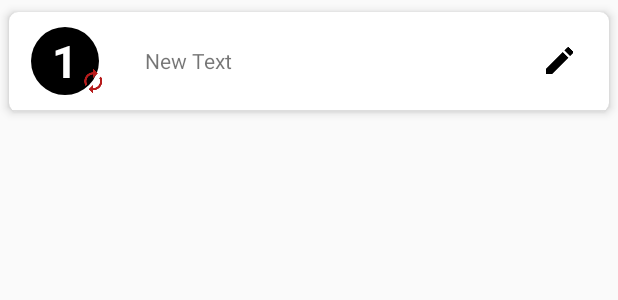
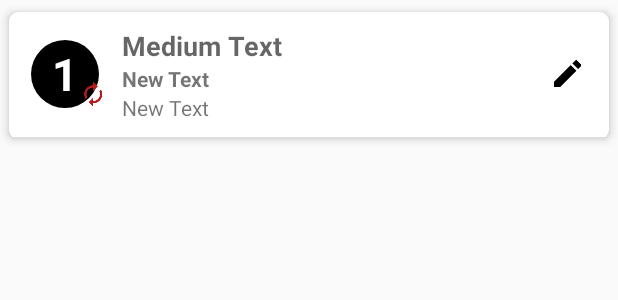
Before and after one commit to andresjose1983/osm, an Android app: the layout item_order.xml on its own in the app's theme, with its tools: preview values and no code run, on a phone screen of 412 x 824 dp. Shown: the top 300 px of the screen. Run offline under Robolectric (Android 15) with nearby library versions, the phone set to English and light mode, and no system bars.

```diff
--- a/app/src/main/java/com/osm/soft/sf/MainActivity.java
+++ b/app/src/main/java/com/osm/soft/sf/MainActivity.java
@@ -131,6 +131,9 @@ public class MainActivity extends DefaultActivity
             case R.id.nav_settings:
                 SettingsActivity.show(this);
                 break;
+            case R.id.nav_order:
+                OrdersActivity.show(this);
+                break;
         }
 
         mDrawer.closeDrawer(GravityCompat.START);
--- a/app/src/main/java/com/osm/soft/sf/ProductsActivity.java
+++ b/app/src/main/java/com/osm/soft/sf/ProductsActivity.java
@@ -94,9 +94,6 @@ public class ProductsActivity extends DefaultActivity implements SearchView.OnQu
                             getResources().getDisplayMetrics().densityDpi);
                 break;
             case android.R.id.home:
-                if(mOrder != null){
-
-                }
                 finish();
                 break;
         }
--- a/app/src/main/res/layout/item_order.xml
+++ b/app/src/main/res/layout/item_order.xml
@@ -15,49 +15,48 @@
     <LinearLayout
         android:layout_width="match_parent"
         android:layout_height="wrap_content"
-        android:orientation="vertical"
-        android:gravity="center">
+        android:gravity="center"
+        android:orientation="vertical">
 
         <LinearLayout
-            android:orientation="horizontal"
             android:layout_width="match_parent"
             android:layout_height="match_parent"
-            android:gravity="center">
+            android:gravity="center"
+            android:orientation="horizontal">
 
             <FrameLayout
+                android:id="@+id/v_shape"
                 android:layout_width="55dp"
                 android:layout_height="45dp"
-                android:id="@+id/v_shape"
-                android:layout_marginRight="@dimen/smaller"
                 android:layout_marginLeft="@dimen/smaller">
 
                 <ImageView
+                    android:id="@+id/iv_color"
                     android:layout_width="45dp"
                     android:layout_height="45dp"
-                    android:id="@+id/iv_color"
-                    android:background="@drawable/circle"
-                    android:layout_gravity="center" />
+                    android:layout_gravity="center"
+                    android:background="@drawable/circle" />
 
                 <ImageView
+                    android:id="@+id/iv_sync"
                     android:layout_width="wrap_content"
                     android:layout_height="wrap_content"
+                    android:layout_gravity="right|bottom"
                     android:src="@mipmap/ic_autorenew"
-                    android:tint="@color/red"
-                    android:id="@+id/iv_sync"
-                    android:layout_gravity="right|bottom" />
+                    android:tint="@color/red" />
 
                 <TextView
                     android:id="@+id/tv_number"
                     android:layout_width="match_parent"
                     android:layout_height="wrap_content"
+                    android:layout_gravity="center"
+                    android:gravity="center"
                     android:singleLine="true"
                     android:text="1"
+                    android:textAppearance="?android:attr/textAppearanceMedium"
+                    android:textColor="@color/white"
                     android:textSize="@dimen/letter"
-                    android:gravity="center"
-                    android:textColor="@color/white"
-                    android:textAppearance="?android:attr/textAppearanceMedium"
-                    android:textStyle="bold"
-                    android:layout_gravity="center"/>
+                    android:textStyle="bold" />
 
             </FrameLayout>
 
@@ -65,25 +64,49 @@
                 android:layout_width="match_parent"
                 android:layout_height="wrap_content"
                 android:orientation="vertical"
-                android:padding="@dimen/small">
+                android:padding="@dimen/smaller">
 
                 <TextView
                     android:id="@+id/tv_date"
                     android:layout_width="match_parent"
                     android:layout_height="wrap_content"
-                    android:text="New Text"
-                    android:layout_centerVertical="true"
-                    android:layout_alignParentStart="true" />
+                    android:layout_alignEnd="@+id/tv_code"
+                    android:layout_below="@+id/tv_code"
+                    android:text="New Text" />
 
                 <ImageView
+                    android:id="@+id/iv_edit_order"
                     android:layout_width="wrap_content"
                     android:layout_height="wrap_content"
+                    android:padding="@dimen/smallest"
                     android:src="@mipmap/ic_mode_edit"
-                    android:id="@+id/iv_edit_order"
+                    android:layout_centerVertical="true"
+                    android:layout_alignParentEnd="true" />
+
+                <TextView
+                    android:id="@+id/tv_code"
+                    android:layout_width="wrap_content"
+                    android:layout_height="wrap_content"
+                    android:layout_alignParentStart="true"
+                    android:layout_below="@+id/tv_name"
+                    android:layout_toStartOf="@+id/iv_edit_order"
+                    android:text="New Text"
+                    android:visibility="gone"
+                    tools:visibility="visible"
+                    android:textStyle="bold" />
+
+                <TextView
+                    android:id="@+id/tv_name"
+                    android:layout_width="wrap_content"
+                    android:layout_height="wrap_content"
                     android:layout_alignParentTop="true"
-                    android:layout_alignParentRight="true"
-                    android:layout_alignParentEnd="true"
-                    android:padding="@dimen/smallest" />
+                    android:layout_alignStart="@+id/tv_date"
+                    android:layout_toStartOf="@+id/iv_edit_order"
+                    android:text="Medium Text"
+                    android:textAppearance="?android:attr/textAppearanceMedium"
+                    android:visibility="gone"
+                    tools:visibility="visible"
+                    android:textStyle="bold" />
 
             </RelativeLayout>
         </LinearLayout>
@@ -97,15 +120,15 @@
             tools:visibility="visible">
 
             <View
+                android:id="@+id/v_line"
                 android:layout_width="match_parent"
                 android:layout_height="1dp"
-                android:id="@+id/v_line"
                 android:background="@color/line" />
 
             <android.support.v7.widget.RecyclerView
+                android:id="@+id/rv_products"
                 android:layout_width="match_parent"
-                android:layout_height="match_parent"
-                android:id="@+id/rv_products">
+                android:layout_height="match_parent">
 
             </android.support.v7.widget.RecyclerView>
 
--- a/app/src/main/res/values/strings.xml
+++ b/app/src/main/res/values/strings.xml
@@ -97,6 +97,7 @@
     <!-- End Settings -->
 
     <!-- Order -->
+    <string name="title_activity_order">@string/nav_orders</string>
     <string name="message_delete_order">Would you like deleting this order?</string>
     <string name="order_synced">This order is synced</string>
     <string name="order_deleted">This order has been deleted</string>
```
Also changed, not shown: app/src/main/AndroidManifest.xml (+14 -11 lines), app/src/main/java/com/osm/soft/sf/CustomersActivity.java (+8 -0 lines), app/src/main/java/com/osm/soft/sf/OrdersActivity.java (added, +99 -0 lines), app/src/main/java/com/osm/soft/sf/adapter/OrderAdapter.java (+15 -1 lines), app/src/main/java/com/osm/soft/sf/fragment/DialogOrderFragment.java (+3 -8 lines), app/src/main/java/com/osm/soft/sf/service/OrderJobService.java (+9 -4 lines), app/src/main/java/com/osm/soft/sf/util/OrderSqlHelper.java (+31 -13 lines), app/src/main/res/layout/activity_orders.xml (added, +26 -0 lines).
